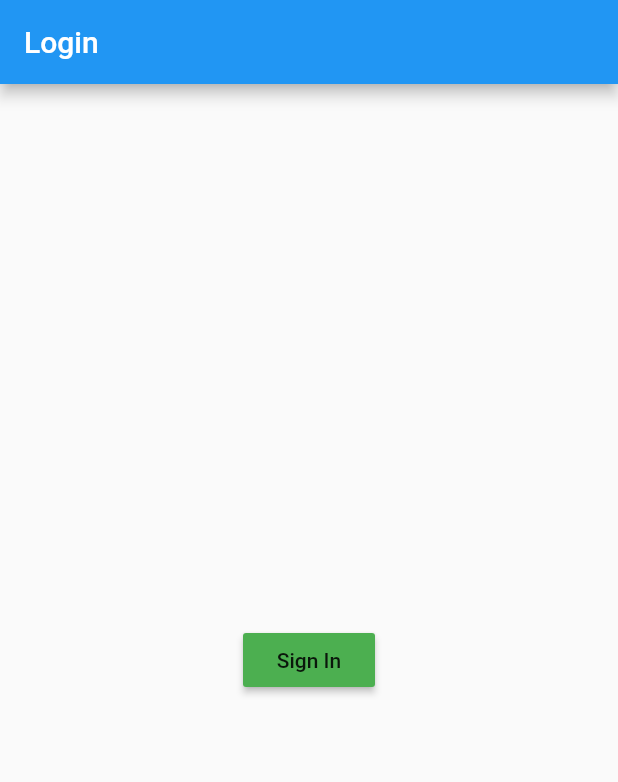
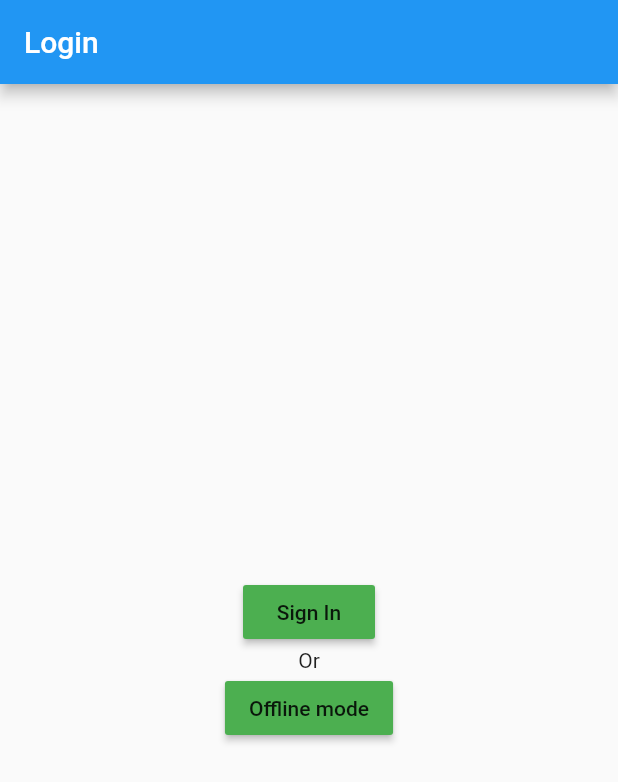
Before and after one commit to ammaratef45/Attendance, a Flutter app: the screen it shows after launch, after a tap on "Sign In", on a phone screen of 412 x 824 dp. Shown: the top 782 px of the screen. Run offline on Flutter 3.47's test engine with Material 2 defaults, Android fonts, the phone set to English and light mode, and no system bars; our stand-ins replace firebase_auth, firebase_database, fluttertoast, google_sign_in, sqflite; missing offline and left inert: barcode_scan; accounts and stored records are empty.

```diff
--- a/attendance/lib/loginPage/login_page_view.dart
+++ b/attendance/lib/loginPage/login_page_view.dart
@@ -14,9 +14,15 @@ class LoginPageView extends LoginPageViewModel {
         child: new Column(
           mainAxisAlignment: MainAxisAlignment.center,
           children: <Widget>[
-            new RaisedButton(
-              child: new Text("Sign In"),
+            RaisedButton(
+              child: Text("Sign In"),
               onPressed: ()=>signInUser().then((FirebaseUser user)=>handleUser(user)),
+              color: Colors.green,
+            ),
+            Text("Or"),
+            RaisedButton(
+              child: Text("Offline mode"),
+              onPressed: ()=>Navigator.of(context).pushNamed('/offline'),
               color: Colors.green,
             ),
           ],
```
Also changed, not shown: attendance/lib/offline_page/offline_page_view.dart (+13 -4 lines), attendance/lib/offline_page/offline_page_viewmodel.dart (+9 -9 lines).
